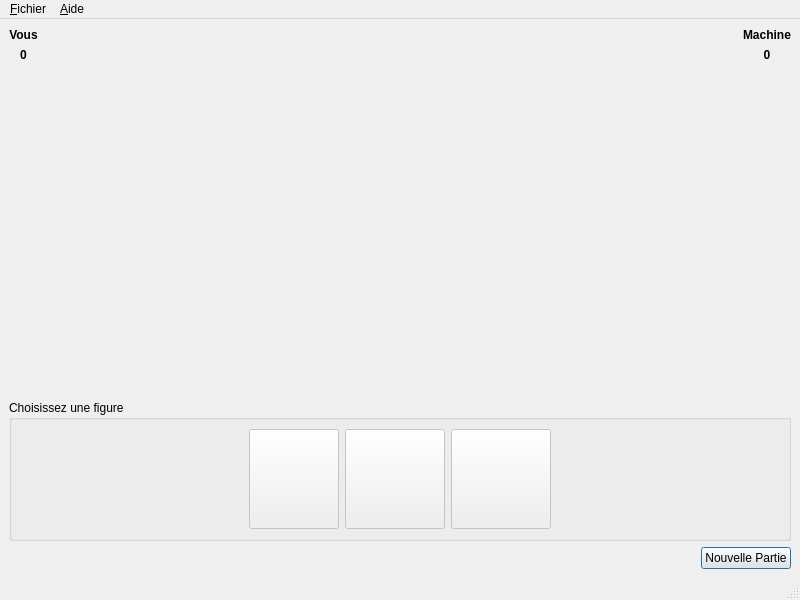
Above: chifoumi.ui from cabrol-yoann/chifoumi before the change. Below: the same form after it.
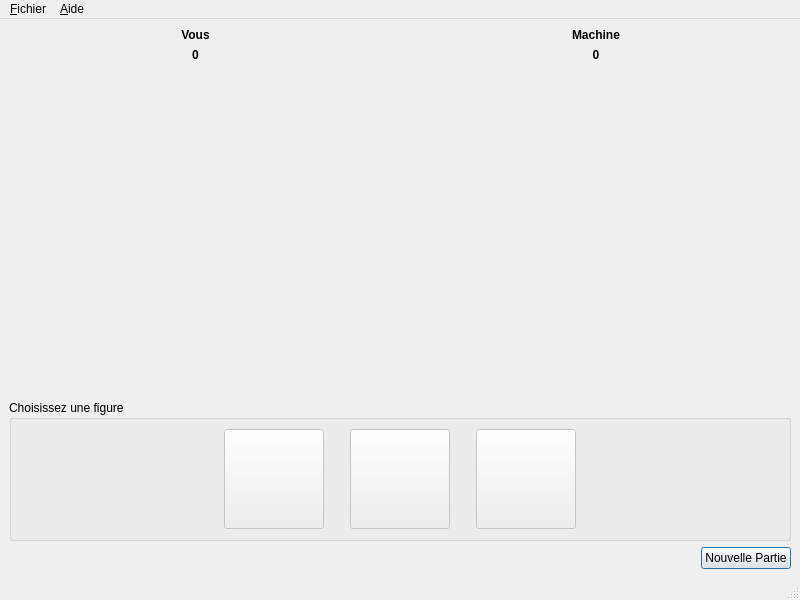
That is the form after the change. Icons and pictures are not drawn.

```diff
--- a/chifoumi.ui
+++ b/chifoumi.ui
@@ -19,23 +19,20 @@
      <layout class="QVBoxLayout" name="verticalLayout">
       <item>
        <layout class="QGridLayout" name="gridLayout">
-        <item row="0" column="4">
-         <widget class="QLabel" name="Machine">
-          <property name="font">
-           <font>
-            <weight>75</weight>
-            <bold>true</bold>
-           </font>
-          </property>
+        <item row="2" column="3">
+         <widget class="QLabel" name="logoVersus">
           <property name="text">
-           <string>Machine</string>
+           <string/>
+          </property>
+          <property name="pixmap">
+           <pixmap resource="Resources.qrc">:/Chifoumi/versus_70.png</pixmap>
           </property>
           <property name="alignment">
            <set>Qt::AlignCenter</set>
           </property>
          </widget>
         </item>
-        <item row="2" column="4">
+        <item row="2" column="5">
          <widget class="QLabel" name="coupMachine">
           <property name="text">
            <string/>
@@ -49,19 +46,32 @@
          </widget>
         </item>
         <item row="2" column="0">
-         <widget class="QLabel" name="coupJoueur">
-          <property name="text">
-           <string/>
+         <spacer name="horizontalSpacer_6">
+          <property name="orientation">
+           <enum>Qt::Horizontal</enum>
           </property>
-          <property name="pixmap">
-           <pixmap resource="Resources.qrc">:/Chifoumi/rien_115.png</pixmap>
+          <property name="sizeHint" stdset="0">
+           <size>
+            <width>40</width>
+            <height>20</height>
+           </size>
           </property>
-          <property name="alignment">
-           <set>Qt::AlignCenter</set>
+         </spacer>
+        </item>
+        <item row="2" column="4">
+         <spacer name="horizontalSpacer_5">
+          <property name="orientation">
+           <enum>Qt::Horizontal</enum>
           </property>
-         </widget>
+          <property name="sizeHint" stdset="0">
+           <size>
+            <width>40</width>
+            <height>20</height>
+           </size>
+          </property>
+         </spacer>
         </item>
-        <item row="1" column="0">
+        <item row="1" column="1">
          <widget class="QLabel" name="scoreJoueur">
           <property name="font">
            <font>
@@ -78,35 +88,6 @@
          </widget>
         </item>
         <item row="2" column="2">
-         <widget class="QLabel" name="logoVersus">
-          <property name="text">
-           <string/>
-          </property>
-          <property name="pixmap">
-           <pixmap resource="Resources.qrc">:/Chifoumi/versus_70.png</pixmap>
-          </property>
-          <property name="alignment">
-           <set>Qt::AlignCenter</set>
-          </property>
-         </widget>
-        </item>
-        <item row="1" column="4">
-         <widget class="QLabel" name="scoreMachine">
-          <property name="font">
-           <font>
-            <weight>75</weight>
-            <bold>true</bold>
-           </font>
-          </property>
-          <property name="text">
-           <string>0</string>
-          </property>
-          <property name="alignment">
-           <set>Qt::AlignCenter</set>
-          </property>
-         </widget>
-        </item>
-        <item row="2" column="1">
          <spacer name="horizontalSpacer_4">
           <property name="orientation">
            <enum>Qt::Horizontal</enum>
@@ -119,7 +100,20 @@
           </property>
          </spacer>
         </item>
-        <item row="0" column="0">
+        <item row="2" column="1">
+         <widget class="QLabel" name="coupJoueur">
+          <property name="text">
+           <string/>
+          </property>
+          <property name="pixmap">
+           <pixmap resource="Resources.qrc">:/Chifoumi/rien_115.png</pixmap>
+          </property>
+          <property name="alignment">
+           <set>Qt::AlignCenter</set>
+          </property>
+         </widget>
+        </item>
+        <item row="0" column="1">
          <widget class="QLabel" name="LJoueur">
           <property name="font">
            <font>
@@ -135,8 +129,40 @@
           </property>
          </widget>
         </item>
-        <item row="2" column="3">
-         <spacer name="horizontalSpacer_5">
+        <item row="0" column="5">
+         <widget class="QLabel" name="Machine">
+          <property name="font">
+           <font>
+            <weight>75</weight>
+            <bold>true</bold>
+           </font>
+          </property>
+          <property name="text">
+           <string>Machine</string>
+          </property>
+          <property name="alignment">
+           <set>Qt::AlignCenter</set>
+          </property>
+         </widget>
+        </item>
+        <item row="1" column="5">
+         <widget class="QLabel" name="scoreMachine">
+          <property name="font">
+           <font>
+            <weight>75</weight>
+            <bold>true</bold>
+           </font>
+          </property>
+          <property name="text">
+           <string>0</string>
+          </property>
+          <property name="alignment">
+           <set>Qt::AlignCenter</set>
+          </property>
+         </widget>
+        </item>
+        <item row="2" column="6">
+         <spacer name="horizontalSpacer_7">
           <property name="orientation">
            <enum>Qt::Horizontal</enum>
           </property>
@@ -189,8 +215,8 @@
            </property>
            <property name="minimumSize">
             <size>
-             <width>90</width>
-             <height>90</height>
+             <width>100</width>
+             <height>100</height>
             </size>
            </property>
            <property name="maximumSize">
@@ -219,6 +245,22 @@
            </property>
           </widget>
          </item>
+         <item>
+          <spacer name="horizontalSpacer_8">
+           <property name="orientation">
+            <enum>Qt::Horizontal</enum>
+           </property>
+           <property name="sizeType">
+            <enum>QSizePolicy::Fixed</enum>
+           </property>
+           <property name="sizeHint" stdset="0">
+            <size>
+             <width>20</width>
+             <height>20</height>
+            </size>
+           </property>
+          </spacer>
+         </item>
          <item>
           <widget class="QPushButton" name="bPierre">
            <property name="enabled">
@@ -251,6 +293,22 @@
            </property>
           </widget>
          </item>
+         <item>
+          <spacer name="horizontalSpacer_9">
+           <property name="orientation">
+            <enum>Qt::Horizontal</enum>
+           </property>
+           <property name="sizeType">
+            <enum>QSizePolicy::Fixed</enum>
+           </property>
+           <property name="sizeHint" stdset="0">
+            <size>
+             <width>20</width>
+             <height>20</height>
+            </size>
+           </property>
+          </spacer>
+         </item>
          <item>
           <widget class="QPushButton" name="bPapier">
            <property name="enabled">
```
